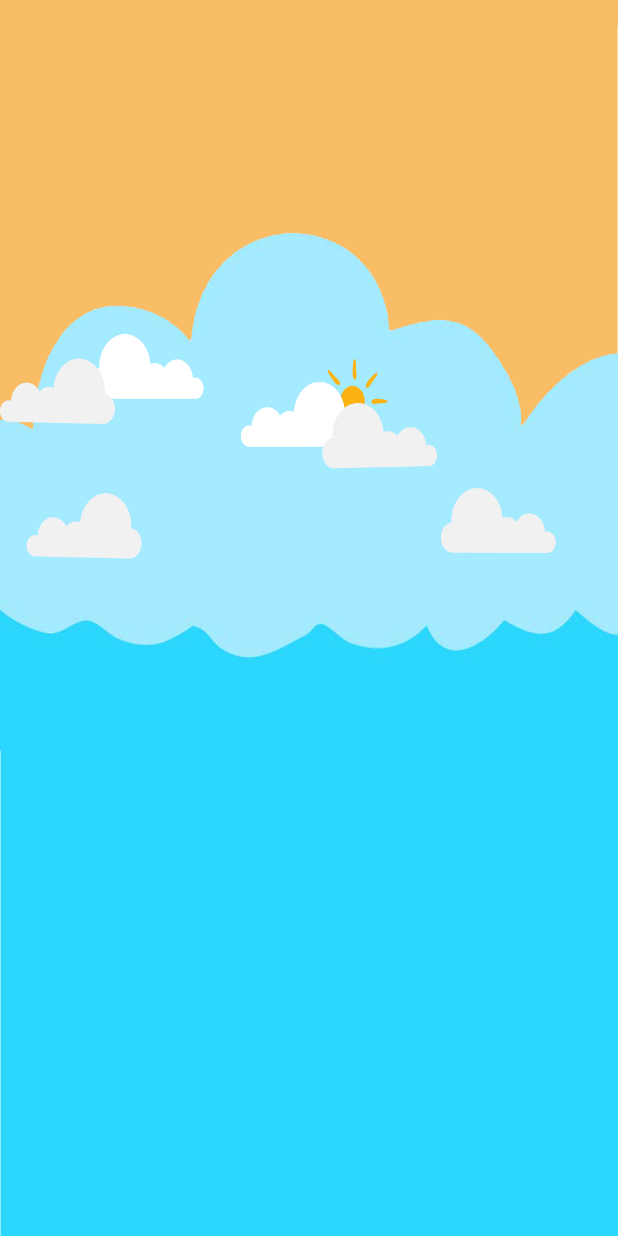
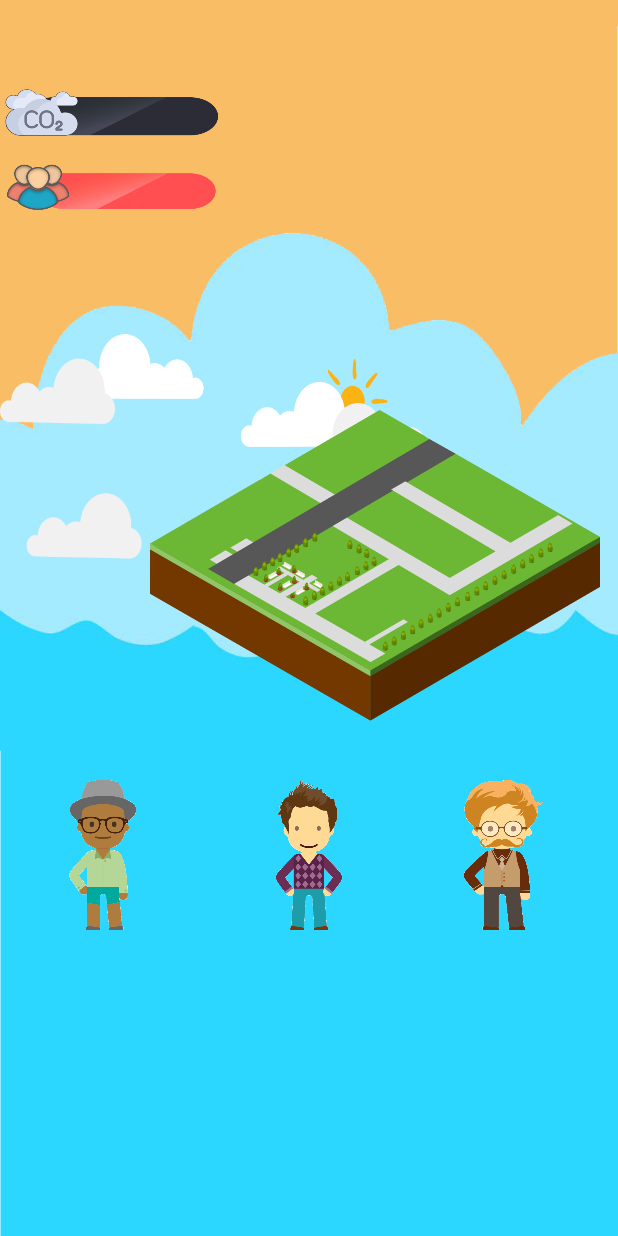
Before and after one commit to Bubblebitoey/GameOfEarth, an Android app: the screen it shows after launch (MainActivity), on a phone screen of 412 x 824 dp. Run offline under Robolectric (Android 15) with nearby library versions, the light colour scheme and no system bars.

Commit message:
edit src

```diff
--- a/app/src/main/res/layout/activity_main.xml
+++ b/app/src/main/res/layout/activity_main.xml
@@ -13,14 +13,14 @@
         android:layout_width="150dp"
         android:layout_height="50dp"
         android:layout_marginTop="50dp"
-        app:srcCompat="@drawable/co2bar" />
+        android:src="@drawable/co2bar" />
 
     <ImageView
         android:id="@+id/imageView4"
         android:layout_width="150dp"
         android:layout_height="50dp"
         android:layout_marginTop="0dp"
-        app:srcCompat="@drawable/pplbar" />
+        android:src="@drawable/pplbar" />
 
     <ImageView
         android:id="@+id/imageView5"
@@ -28,7 +28,7 @@
         android:layout_height="300dp"
         android:layout_marginLeft="100dp"
         android:layout_marginTop="70dp"
-        app:srcCompat="@drawable/city" />
+        android:src="@drawable/city" />
 
     <LinearLayout
         android:layout_width="match_parent"
@@ -42,7 +42,7 @@
 
             android:layout_marginLeft="0dp"
             android:layout_weight="1"
-            app:srcCompat="@drawable/lender_2" />
+            android:src="@drawable/lender_2" />
 
         <ImageView
             android:id="@+id/lender_2"
@@ -51,7 +51,7 @@
             android:layout_marginLeft="0dp"
             android:layout_marginTop="0dp"
             android:layout_weight="1"
-            app:srcCompat="@drawable/lender_3" />
+            android:src="@drawable/lender_3" />
 
         <ImageView
             android:id="@+id/lender3"
@@ -60,7 +60,7 @@
             android:layout_marginLeft="0dp"
             android:layout_marginTop="0dp"
             android:layout_weight="1"
-            app:srcCompat="@drawable/lender_1" />
+            android:src="@drawable/lender_1" />
     </LinearLayout>
 
 
```
